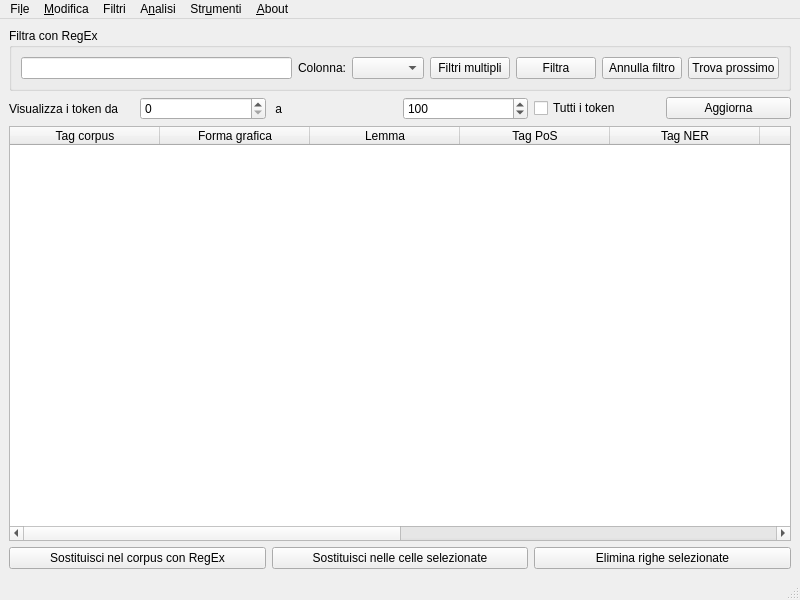
This is forms/branwindow.ui in zorbaproject/Bran as Qt 5 draws it before an edit. The edited form follows.
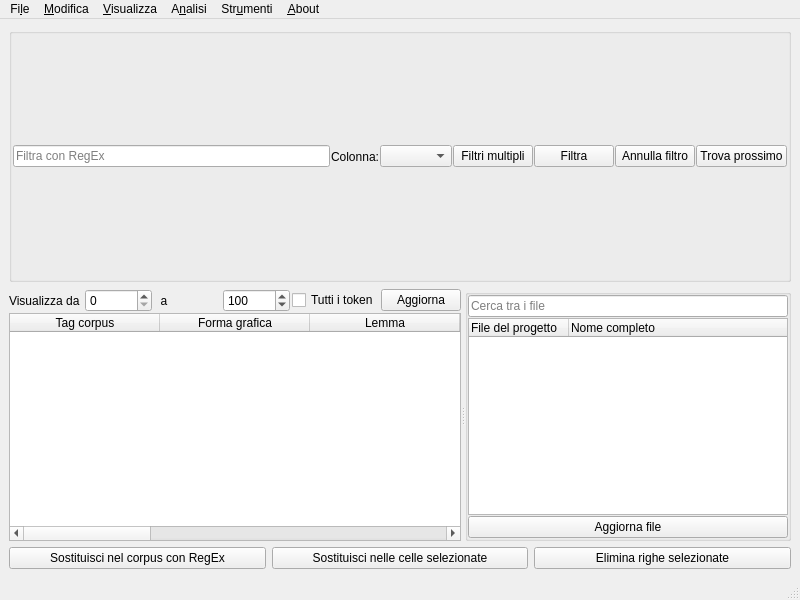
This is the edited form.

Commit message: Visualizzazione progetto

Patch:
```diff
--- a/forms/branwindow.ui
+++ b/forms/branwindow.ui
@@ -22,13 +22,38 @@
   <widget class="QWidget" name="centralwidget">
    <layout class="QVBoxLayout" name="verticalLayout">
     <item>
-     <widget class="QGroupBox" name="groupBox">
+     <widget class="QGroupBox" name="groupBox_filter">
+      <property name="maximumSize">
+       <size>
+        <width>16777215</width>
+        <height>16777215</height>
+       </size>
+      </property>
       <property name="title">
-       <string>Filtra con RegEx</string>
+       <string/>
       </property>
       <layout class="QHBoxLayout" name="horizontalLayout_2">
+       <property name="spacing">
+        <number>1</number>
+       </property>
+       <property name="leftMargin">
+        <number>1</number>
+       </property>
+       <property name="topMargin">
+        <number>0</number>
+       </property>
+       <property name="rightMargin">
+        <number>1</number>
+       </property>
+       <property name="bottomMargin">
+        <number>0</number>
+       </property>
        <item>
-        <widget class="QLineEdit" name="cfilter"/>
+        <widget class="QLineEdit" name="cfilter">
+         <property name="placeholderText">
+          <string>Filtra con RegEx</string>
+         </property>
+        </widget>
        </item>
        <item>
         <widget class="QLabel" name="label">
@@ -72,11 +97,79 @@
      </widget>
     </item>
     <item>
+     <widget class="QWidget" name="corpusandproject" native="true">
+      <property name="sizePolicy">
+       <sizepolicy hsizetype="Preferred" vsizetype="Preferred">
+        <horstretch>0</horstretch>
+        <verstretch>0</verstretch>
+       </sizepolicy>
+      </property>
+      <layout class="QVBoxLayout" name="verticalLayout_3">
+       <property name="spacing">
+        <number>5</number>
+       </property>
+       <property name="leftMargin">
+        <number>0</number>
+       </property>
+       <property name="topMargin">
+        <number>1</number>
+       </property>
+       <property name="rightMargin">
+        <number>0</number>
+       </property>
+       <property name="bottomMargin">
+        <number>0</number>
+       </property>
+       <item>
+        <widget class="QSplitter" name="splitter">
+         <property name="orientation">
+          <enum>Qt::Horizontal</enum>
+         </property>
+         <widget class="QWidget" name="corpusview1" native="true">
+          <layout class="QVBoxLayout" name="corpusview">
+           <property name="spacing">
+            <number>1</number>
+           </property>
+           <property name="leftMargin">
+            <number>0</number>
+           </property>
+           <property name="topMargin">
+            <number>0</number>
+           </property>
+           <property name="rightMargin">
+            <number>0</number>
+           </property>
+           <property name="bottomMargin">
+            <number>0</number>
+           </property>
+           <item>
+            <widget class="QWidget" name="updatetokens_group" native="true">
+             <property name="maximumSize">
+              <size>
+               <width>16777215</width>
+               <height>40</height>
+              </size>
+             </property>
      <layout class="QHBoxLayout" name="horizontalLayout_3">
+              <property name="spacing">
+               <number>2</number>
+              </property>
+              <property name="leftMargin">
+               <number>0</number>
+              </property>
+              <property name="topMargin">
+               <number>0</number>
+              </property>
+              <property name="rightMargin">
+               <number>0</number>
+              </property>
+              <property name="bottomMargin">
+               <number>0</number>
+              </property>
       <item>
        <widget class="QLabel" name="label_2">
         <property name="text">
-         <string>Visualizza i token da </string>
+                 <string>Visualizza da </string>
         </property>
        </widget>
       </item>
@@ -86,7 +179,7 @@
       <item>
        <widget class="QLabel" name="label_3">
         <property name="text">
-         <string> a </string>
+                 <string>  a </string>
         </property>
        </widget>
       </item>
@@ -115,6 +208,7 @@
        </widget>
       </item>
      </layout>
+            </widget>
     </item>
     <item>
      <widget class="QTableWidget" name="corpus">
@@ -173,6 +267,88 @@
       </column>
      </widget>
     </item>
+          </layout>
+         </widget>
+         <widget class="QGroupBox" name="groupBox_progetto">
+          <property name="sizePolicy">
+           <sizepolicy hsizetype="Preferred" vsizetype="Preferred">
+            <horstretch>0</horstretch>
+            <verstretch>0</verstretch>
+           </sizepolicy>
+          </property>
+          <property name="maximumSize">
+           <size>
+            <width>16777215</width>
+            <height>16777215</height>
+           </size>
+          </property>
+          <property name="title">
+           <string/>
+          </property>
+          <property name="flat">
+           <bool>true</bool>
+          </property>
+          <layout class="QVBoxLayout" name="verticalLayout_2">
+           <property name="spacing">
+            <number>1</number>
+           </property>
+           <property name="leftMargin">
+            <number>0</number>
+           </property>
+           <property name="topMargin">
+            <number>0</number>
+           </property>
+           <property name="rightMargin">
+            <number>0</number>
+           </property>
+           <property name="bottomMargin">
+            <number>0</number>
+           </property>
+           <item>
+            <layout class="QHBoxLayout" name="horizontalLayout_4">
+             <item>
+              <widget class="QLineEdit" name="projectfilter">
+               <property name="placeholderText">
+                <string>Cerca tra i file</string>
+               </property>
+              </widget>
+             </item>
+            </layout>
+           </item>
+           <item>
+            <widget class="QTreeWidget" name="progetto">
+             <property name="maximumSize">
+              <size>
+               <width>16777215</width>
+               <height>16777215</height>
+              </size>
+             </property>
+             <column>
+              <property name="text">
+               <string>File del progetto</string>
+              </property>
+             </column>
+             <column>
+              <property name="text">
+               <string>Nome completo</string>
+              </property>
+             </column>
+            </widget>
+           </item>
+           <item>
+            <widget class="QPushButton" name="updateProject">
+             <property name="text">
+              <string>Aggiorna file</string>
+             </property>
+            </widget>
+           </item>
+          </layout>
+         </widget>
+        </widget>
+       </item>
+      </layout>
+     </widget>
+    </item>
     <item>
      <layout class="QHBoxLayout" name="horizontalLayout">
       <item>
@@ -315,7 +491,7 @@
    </widget>
    <widget class="QMenu" name="menuFiltri">
     <property name="title">
-     <string>Filtri</string>
+     <string>&amp;Visualizza</string>
     </property>
     <addaction name="actionFiltri_multipli"/>
    </widget>
```
Left out of the diff: 24 changed lines with no effect on the pictures. Lines whose indentation alone changed are shown as unchanged. The commit also changes 2 other files.
